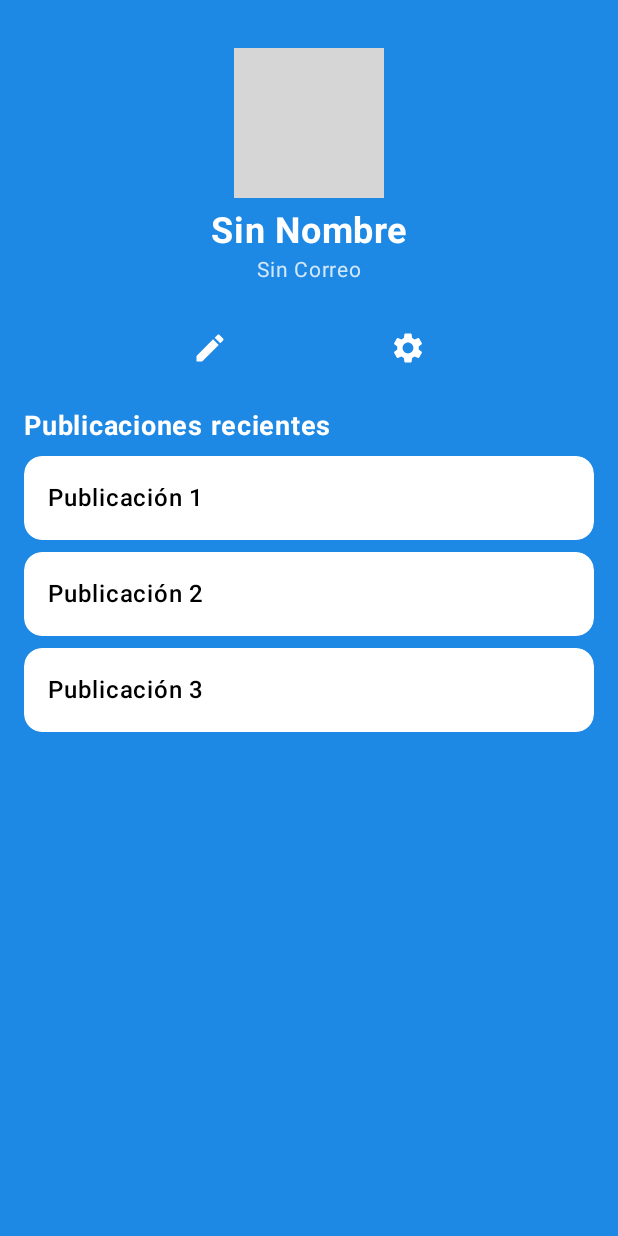
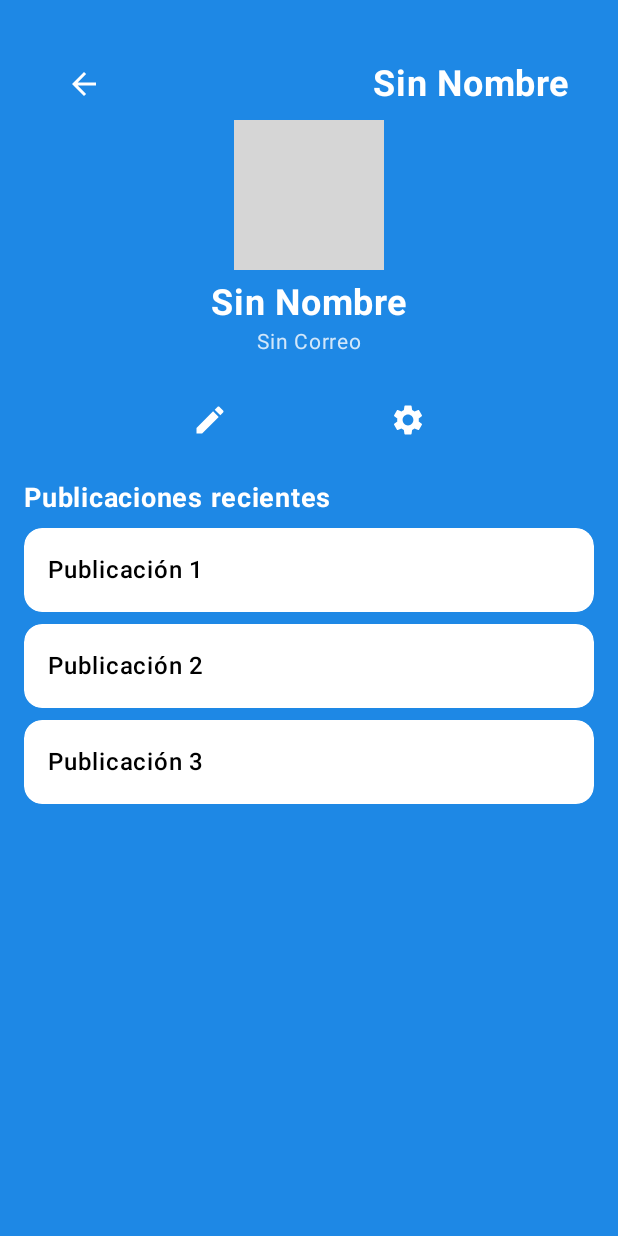
Before and after one commit to azaelmm/PINGBOND, an Android app built with Jetpack Compose: the @Preview function ProfileScreenPreviewWithAnimation, on a phone screen of 412 x 824 dp. Run offline under Robolectric (Android 15) with nearby library versions, the phone set to English and light mode, and no system bars; our stand-ins replace Firebase (no records; nobody signed in at launch, a user with empty details on screens opened directly); grey boxes are pictures that could not be loaded.

Commit message:
Desarrollo de la navegacion entre la seccion CreatePostScreen y ProfileScreen. Ambos tambien tiene la opcion de volver a atras

```diff
--- a/app/src/main/java/com/example/pingbond/Features/DashboardScreens/ProfileScreen.kt
+++ b/app/src/main/java/com/example/pingbond/Features/DashboardScreens/ProfileScreen.kt
@@ -4,7 +4,6 @@ import android.os.Bundle
 import androidx.activity.ComponentActivity
 import androidx.activity.compose.setContent
 import androidx.compose.animation.Animatable
-import androidx.compose.animation.core.Animatable
 import androidx.compose.animation.core.FastOutSlowInEasing
 import androidx.compose.animation.core.tween
 import androidx.compose.foundation.Image
@@ -14,6 +13,7 @@ import androidx.compose.foundation.lazy.LazyColumn
 import androidx.compose.foundation.shape.CircleShape
 import androidx.compose.foundation.shape.RoundedCornerShape
 import androidx.compose.material.icons.Icons
+import androidx.compose.material.icons.filled.ArrowBack
 import androidx.compose.material.icons.filled.Edit
 import androidx.compose.material.icons.filled.Settings
 import androidx.compose.material3.*
@@ -28,6 +28,8 @@ import androidx.compose.ui.text.font.FontWeight
 import androidx.compose.ui.tooling.preview.Preview
 import androidx.compose.ui.unit.dp
 import androidx.compose.ui.unit.sp
+import androidx.navigation.NavController
+import androidx.navigation.compose.rememberNavController
 import com.example.pingbond.R
 import com.example.pingbond.ui.theme.PINGBONDTheme
 import com.google.firebase.auth.FirebaseAuth
@@ -38,7 +40,8 @@ class ProfileScreen : ComponentActivity() {
         super.onCreate(savedInstanceState)
         setContent {
             PINGBONDTheme {
-                ProfileScreenContentWithAnimation()
+                val navController = rememberNavController()
+                ProfileScreenContentWithAnimation(navController = navController)
             }
         }
     }
@@ -70,7 +73,7 @@ fun AnimatedBackground() {
 }
 
 @Composable
-fun ProfileScreenContentWithAnimation() {
+fun ProfileScreenContentWithAnimation(navController: NavController) {
     val auth = FirebaseAuth.getInstance()
     val db = FirebaseFirestore.getInstance()
     val userId = auth.currentUser?.uid
@@ -102,20 +105,41 @@ fun ProfileScreenContentWithAnimation() {
                 .padding(16.dp),
             verticalArrangement = Arrangement.SpaceBetween
         ) {
-            ProfileHeader(username, email, profilePicUrl)
+            ProfileHeader(username, email, profilePicUrl, navController)
             PostsSection(posts)
         }
     }
 }
 
 @Composable
-fun ProfileHeader(username: String, email: String, profilePicUrl: String) {
+fun ProfileHeader(username: String, email: String, profilePicUrl: String, navController: NavController) {
     Column(
         modifier = Modifier
             .fillMaxWidth()
             .padding(16.dp),
         horizontalAlignment = Alignment.CenterHorizontally
     ) {
+        Row(
+            verticalAlignment = Alignment.CenterVertically,
+            horizontalArrangement = Arrangement.SpaceBetween,
+            modifier = Modifier.fillMaxWidth()
+        ) {
+            IconButton(onClick = { navController.popBackStack() }) {
+                Icon(
+                    imageVector = Icons.Default.ArrowBack,
+                    contentDescription = "Volver",
+                    tint = Color.White
+                )
+            }
+            Spacer(modifier = Modifier.width(16.dp))
+            Text(
+                text = username,
+                fontSize = 24.sp,
+                fontWeight = FontWeight.Bold,
+                color = Color.White
+            )
+        }
+
         Box(
             modifier = Modifier
                 .size(100.dp)
@@ -219,7 +243,8 @@ fun PostCard(postContent: String) {
 @Preview(showBackground = true)
 @Composable
 fun ProfileScreenPreviewWithAnimation() {
+    val navController = rememberNavController()
     PINGBONDTheme {
-        ProfileScreenContentWithAnimation()
+        ProfileScreenContentWithAnimation(navController = navController)
     }
 }
```
Also changed, not shown: app/src/main/java/com/example/pingbond/Features/DashboardActivity.kt (+38 -19 lines), app/src/main/java/com/example/pingbond/Features/DashboardScreens/CreatePostScreen.kt (+22 -6 lines), app/src/main/java/com/example/pingbond/Features/NavigationScreens.kt (+24 -1 lines).
